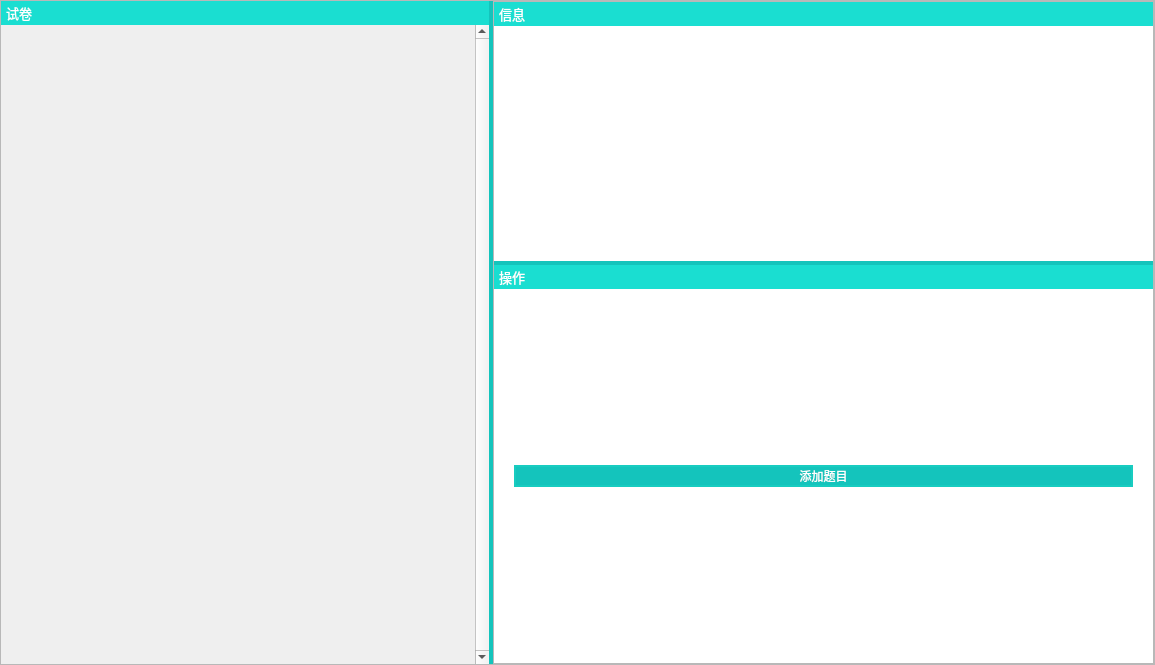
Above: SubWidget/editview.ui from jkjkil4/ExamSysTeacher before the change. Below: the same form after it.
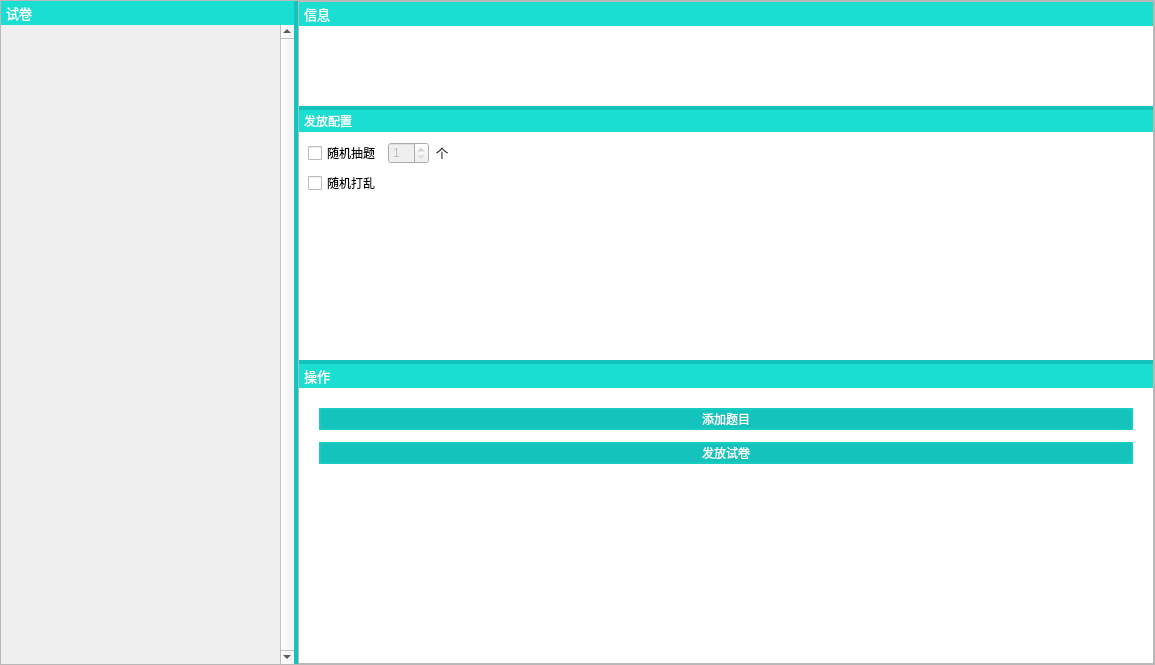
That is the form after the change.

Commit message: 发放试卷界面

```diff
--- a/SubWidget/editview.ui
+++ b/SubWidget/editview.ui
@@ -70,9 +70,9 @@
      <property name="childrenCollapsible">
       <bool>false</bool>
      </property>
-     <widget class="QWidget" name="widgetLeft" native="true">
+     <widget class="QWidget" name="widgetQues" native="true">
       <property name="styleSheet">
-       <string notr="true">QWidget#widgetLeft{
+       <string notr="true">QWidget#widgetQues{
 	background-color: #FFFFFF;
 }</string>
       </property>
@@ -95,7 +95,7 @@
           <number>0</number>
          </property>
          <item>
-          <widget class="QLabel" name="label">
+          <widget class="QLabel" name="labelQues">
            <property name="font">
             <font>
              <pointsize>10</pointsize>
@@ -163,9 +163,9 @@
       <property name="childrenCollapsible">
        <bool>false</bool>
       </property>
-      <widget class="QWidget" name="widgetRight" native="true">
+      <widget class="QWidget" name="widgetInfo" native="true">
        <property name="styleSheet">
-        <string notr="true">QWidget#widgetRight{
+        <string notr="true">QWidget#widgetInfo{
          background-color: #FFFFFF;
  }</string>
        </property>
@@ -183,12 +183,12 @@
          <number>0</number>
         </property>
         <item>
-         <layout class="QVBoxLayout" name="verticalLayout_2" stretch="0,1">
+         <layout class="QVBoxLayout" name="layoutInfo" stretch="0,1">
           <property name="spacing">
            <number>0</number>
           </property>
           <item>
-           <widget class="QLabel" name="label_2">
+           <widget class="QLabel" name="labelInfo">
             <property name="font">
              <font>
               <pointsize>10</pointsize>
@@ -207,10 +207,10 @@
            </widget>
           </item>
           <item>
-           <widget class="QWidget" name="widget" native="true">
+           <widget class="QWidget" name="widgetInfo2" native="true">
             <layout class="QHBoxLayout" name="horizontalLayout">
              <item>
-              <widget class="QLabel" name="labelInfo">
+              <widget class="QLabel" name="labelInfoText">
                <property name="text">
                 <string/>
                </property>
@@ -226,7 +226,115 @@
         </item>
        </layout>
       </widget>
-      <widget class="QWidget" name="widgetDR" native="true">
+      <widget class="QWidget" name="widgetConf" native="true">
+       <property name="styleSheet">
+        <string notr="true">QWidget#widgetConf{
+         background-color: #FFFFFF;
+ }</string>
+       </property>
+       <layout class="QVBoxLayout" name="verticalLayout_2" stretch="0,0">
+        <property name="spacing">
+         <number>0</number>
+        </property>
+        <property name="leftMargin">
+         <number>0</number>
+        </property>
+        <property name="topMargin">
+         <number>0</number>
+        </property>
+        <property name="rightMargin">
+         <number>0</number>
+        </property>
+        <property name="bottomMargin">
+         <number>0</number>
+        </property>
+        <item>
+         <widget class="QLabel" name="labelConf">
+          <property name="styleSheet">
+           <string notr="true">QLabel{
+	border: 2px solid rgb(26, 222, 209);
+	color: #FFFFFF;
+	background-color: rgb(26, 222, 209);
+}</string>
+          </property>
+          <property name="text">
+           <string>发放配置</string>
+          </property>
+         </widget>
+        </item>
+        <item>
+         <widget class="QWidget" name="widgetConf2" native="true">
+          <layout class="QVBoxLayout" name="verticalLayout_8">
+           <item>
+            <layout class="QHBoxLayout" name="layoutRandQues" stretch="0,0,0,2">
+             <property name="spacing">
+              <number>7</number>
+             </property>
+             <item>
+              <widget class="QCheckBox" name="cbbRandQues">
+               <property name="text">
+                <string>随机抽题</string>
+               </property>
+              </widget>
+             </item>
+             <item>
+              <widget class="QSpinBox" name="spinBoxRandCnt">
+               <property name="enabled">
+                <bool>false</bool>
+               </property>
+               <property name="minimum">
+                <number>1</number>
+               </property>
+              </widget>
+             </item>
+             <item>
+              <widget class="QLabel" name="labelRandCnt">
+               <property name="text">
+                <string>个</string>
+               </property>
+              </widget>
+             </item>
+             <item>
+              <spacer name="horSpacerRandQues">
+               <property name="orientation">
+                <enum>Qt::Horizontal</enum>
+               </property>
+               <property name="sizeHint" stdset="0">
+                <size>
+                 <width>40</width>
+                 <height>20</height>
+                </size>
+               </property>
+              </spacer>
+             </item>
+            </layout>
+           </item>
+           <item>
+            <widget class="QCheckBox" name="cbbRandUpset">
+             <property name="text">
+              <string>随机打乱</string>
+             </property>
+            </widget>
+           </item>
+           <item>
+            <spacer name="verSpacerConf">
+             <property name="orientation">
+              <enum>Qt::Vertical</enum>
+             </property>
+             <property name="sizeHint" stdset="0">
+              <size>
+               <width>20</width>
+               <height>40</height>
+              </size>
+             </property>
+            </spacer>
+           </item>
+          </layout>
+         </widget>
+        </item>
+       </layout>
+      </widget>
+      <widget class="QWidget" name="widgetAct" native="true">
        <property name="minimumSize">
         <size>
          <width>10</width>
@@ -234,11 +342,11 @@
         </size>
        </property>
        <property name="styleSheet">
-        <string notr="true">QWidget#widgetDR{
+        <string notr="true">QWidget#widgetAct{
          background-color: #FFFFFF;
  }</string>
        </property>
-       <layout class="QVBoxLayout" name="verticalLayout_5" stretch="0,1">
+       <layout class="QVBoxLayout" name="verticalLayout_5" stretch="0,0">
         <property name="spacing">
          <number>0</number>
         </property>
@@ -255,7 +363,7 @@
          <number>0</number>
         </property>
         <item>
-         <widget class="QLabel" name="label_3">
+         <widget class="QLabel" name="labelAct">
           <property name="font">
            <font>
             <pointsize>10</pointsize>
@@ -274,7 +382,7 @@
          </widget>
         </item>
         <item>
-         <widget class="QWidget" name="widgetAct" native="true">
+         <widget class="QWidget" name="widgetAct2" native="true">
           <layout class="QVBoxLayout" name="verticalLayout_6">
            <property name="spacing">
             <number>12</number>
@@ -298,6 +406,26 @@
              </property>
             </widget>
            </item>
+           <item>
+            <widget class="QPushButton" name="btnPush">
+             <property name="text">
+              <string>发放试卷</string>
+             </property>
+            </widget>
+           </item>
+           <item>
+            <spacer name="verSpacerAct">
+             <property name="orientation">
+              <enum>Qt::Vertical</enum>
+             </property>
+             <property name="sizeHint" stdset="0">
+              <size>
+               <width>20</width>
+               <height>40</height>
+              </size>
+             </property>
+            </spacer>
+           </item>
           </layout>
          </widget>
         </item>
```
The commit also changes 11 other files.
